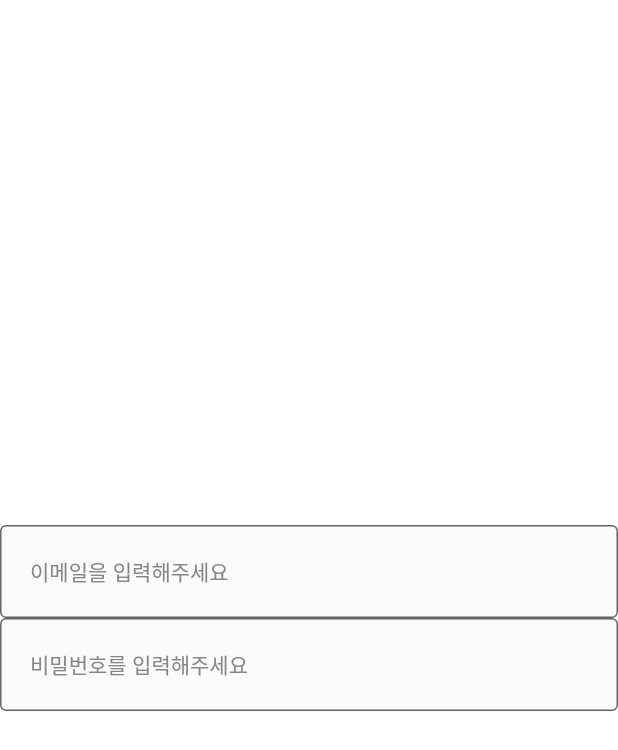
After one commit to southglory/flutterlearn, a Flutter app: the screen it shows after launch, on a phone screen of 412 x 824 dp. The commit adds this screen. Shown: the top 750 px of the screen. Run offline on Flutter 3.47's test engine with Material 2 defaults, Android fonts, the phone set to English and light mode, and no system bars.

Commit message:
default_layout, login_screen

```diff
--- /dev/null
+++ b/lib/common/layout/default_layout.dart
@@ -0,0 +1,17 @@
+import 'package:flutter/material.dart';
+
+class DefaultLayout extends StatelessWidget {
+  final Widget child;
+
+  const DefaultLayout({super.key,
+  required this.child,
+  });
+
+  @override
+  Widget build(BuildContext context) {
+    return Scaffold(
+      backgroundColor: Colors.white,
+      body: child,
+    );
+  }
+}
--- a/lib/main.dart
+++ b/lib/main.dart
@@ -1,5 +1,6 @@
 import 'package:flutter/material.dart';
 import 'package:flutterlearn/common/component/custom_text_form_field.dart';
+import 'package:flutterlearn/user/view/login_screen.dart';
 
 void main() {
   runApp(
@@ -16,22 +17,7 @@ class _App extends StatelessWidget {
       theme: ThemeData(
         fontFamily: 'NotoSans',
       ),
-      home: Scaffold(
-        body: Column(
-          mainAxisAlignment: MainAxisAlignment.center,
-          children:[
-            CustomTextFormField(
-              hintText: '이메일을 입력해주세요',
-              onChanged: (String value) {},
-            ),
-            CustomTextFormField(
-              hintText: '비밀번호를 입력해주세요',
-              onChanged: (String value) {},
-              obscureText: true,
-            ),
-          ]
-        )
-      )
+      home: LoginScreen(),
     );
   }
 }
--- /dev/null
+++ b/lib/user/view/login_screen.dart
@@ -0,0 +1,26 @@
+import 'package:flutter/material.dart';
+import 'package:flutterlearn/common/component/custom_text_form_field.dart';
+import 'package:flutterlearn/common/layout/default_layout.dart';
+
+class LoginScreen extends StatelessWidget {
+  const LoginScreen({super.key});
+
+  @override
+  Widget build(BuildContext context) {
+    return DefaultLayout(
+        child: Column(
+        mainAxisAlignment: MainAxisAlignment.center,
+        children:[
+          CustomTextFormField(
+            hintText: '이메일을 입력해주세요',
+            onChanged: (String value) {},
+          ),
+          CustomTextFormField(
+            hintText: '비밀번호를 입력해주세요',
+            onChanged: (String value) {},
+            obscureText: true,
+          ),
+        ]
+    ));
+  }
+}
--- a/pubspec.yaml
+++ b/pubspec.yaml
@@ -61,8 +61,8 @@ flutter:
   assets:
     - asset/img/misc/
     - asset/img/food/
+    - asset/img/logo/
     - asset/svg/icon/
-    - asset/svg/logo/
     - asset/rive/
 
   # To add assets to your application, add an assets section, like this:
```
